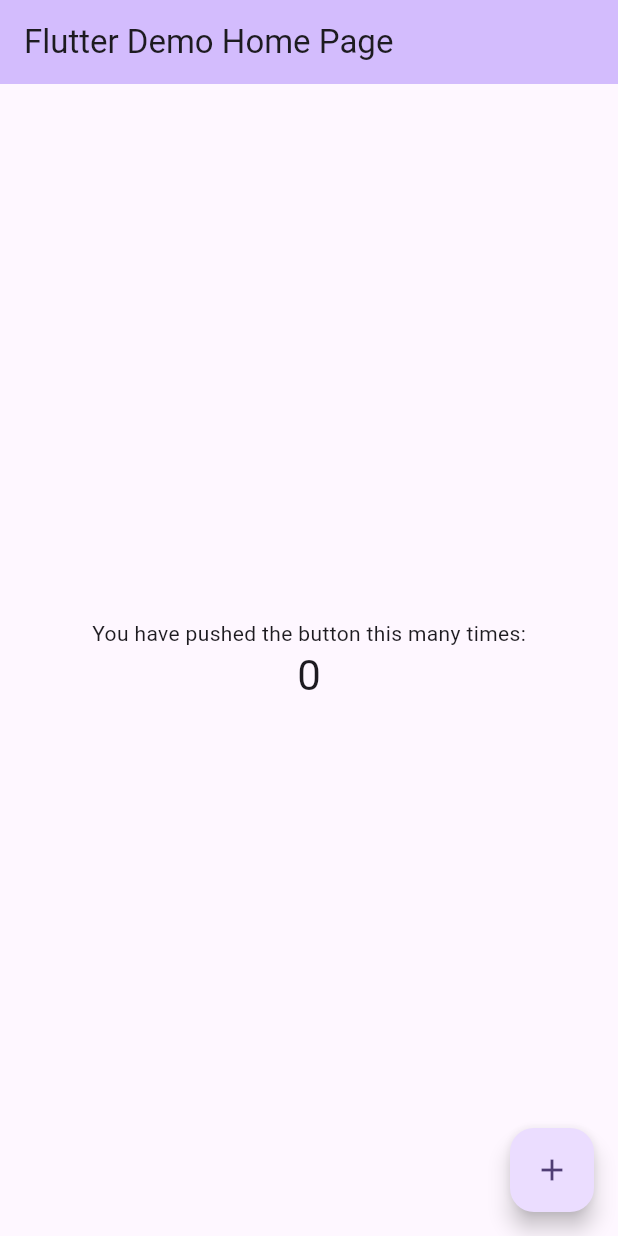
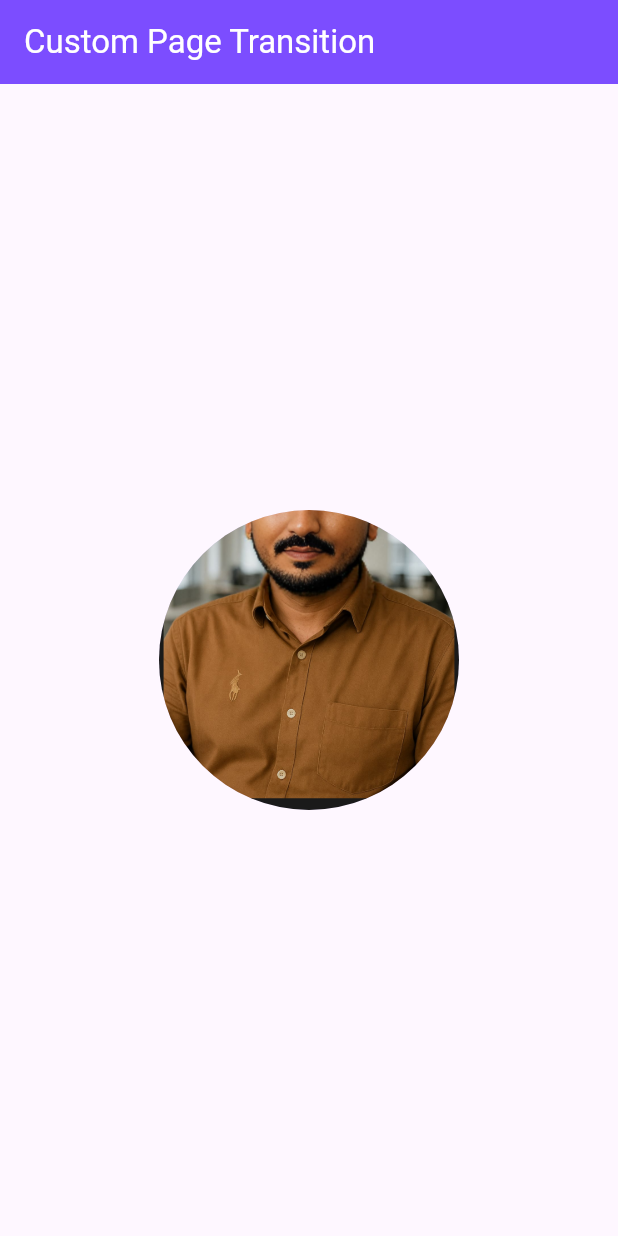
Before and after one commit to Mohsin0700/Cutom_Page_Transition_Flutter, a Flutter app: the screen it shows after launch, on a phone screen of 412 x 824 dp. Run offline on Flutter 3.47's test engine with Material 3 defaults, Android fonts, the light colour scheme and no system bars.

Commit message:
Code updated

```diff
--- a/lib/main.dart
+++ b/lib/main.dart
@@ -1,3 +1,4 @@
+import 'package:custom_page_transition/views/homepage.dart';
 import 'package:flutter/material.dart';
 
 void main() {
@@ -7,116 +8,19 @@ void main() {
 class MyApp extends StatelessWidget {
   const MyApp({super.key});
 
-  // This widget is the root of your application.
   @override
   Widget build(BuildContext context) {
     return MaterialApp(
+      debugShowCheckedModeBanner: false,
       title: 'Flutter Demo',
       theme: ThemeData(
-        // This is the theme of your application.
-        //
-        // TRY THIS: Try running your application with "flutter run". You'll see
-        // the application has a purple toolbar. Then, without quitting the app,
-        // try changing the seedColor in the colorScheme below to Colors.green
-        // and then invoke "hot reload" (save your changes or press the "hot
-        // reload" button in a Flutter-supported IDE, or press "r" if you used
-        // the command line to start the app).
-        //
-        // Notice that the counter didn't reset back to zero; the application
-        // state is not lost during the reload. To reset the state, use hot
-        // restart instead.
-        //
-        // This works for code too, not just values: Most code changes can be
-        // tested with just a hot reload.
+        appBarTheme: AppBarThemeData(
+          backgroundColor: Colors.deepPurpleAccent,
+          foregroundColor: Colors.white,
+        ),
         colorScheme: ColorScheme.fromSeed(seedColor: Colors.deepPurple),
       ),
-      home: const MyHomePage(title: 'Flutter Demo Home Page'),
+      home: const Homepage(),
     );
   }
 }
-
-class MyHomePage extends StatefulWidget {
-  const MyHomePage({super.key, required this.title});
-
-  // This widget is the home page of your application. It is stateful, meaning
-  // that it has a State object (defined below) that contains fields that affect
-  // how it looks.
-
-  // This class is the configuration for the state. It holds the values (in this
-  // case the title) provided by the parent (in this case the App widget) and
-  // used by the build method of the State. Fields in a Widget subclass are
-  // always marked "final".
-
-  final String title;
-
-  @override
-  State<MyHomePage> createState() => _MyHomePageState();
-}
-
-class _MyHomePageState extends State<MyHomePage> {
-  int _counter = 0;
-
-  void _incrementCounter() {
-    setState(() {
-      // This call to setState tells the Flutter framework that something has
-      // changed in this State, which causes it to rerun the build method below
-      // so that the display can reflect the updated values. If we changed
-      // _counter without calling setState(), then the build method would not be
-      // called again, and so nothing would appear to happen.
-      _counter++;
-    });
-  }
-
-  @override
-  Widget build(BuildContext context) {
-    // This method is rerun every time setState is called, for instance as done
-    // by the _incrementCounter method above.
-    //
-    // The Flutter framework has been optimized to make rerunning build methods
-    // fast, so that you can just rebuild anything that needs updating rather
-    // than having to individually change instances of widgets.
-    return Scaffold(
-      appBar: AppBar(
-        // TRY THIS: Try changing the color here to a specific color (to
-        // Colors.amber, perhaps?) and trigger a hot reload to see the AppBar
-        // change color while the other colors stay the same.
-        backgroundColor: Theme.of(context).colorScheme.inversePrimary,
-        // Here we take the value from the MyHomePage object that was created by
-        // the App.build method, and use it to set our appbar title.
-        title: Text(widget.title),
-      ),
-      body: Center(
-        // Center is a layout widget. It takes a single child and positions it
-        // in the middle of the parent.
-        child: Column(
-          // Column is also a layout widget. It takes a list of children and
-          // arranges them vertically. By default, it sizes itself to fit its
-          // children horizontally, and tries to be as tall as its parent.
-          //
-          // Column has various properties to control how it sizes itself and
-          // how it positions its children. Here we use mainAxisAlignment to
-          // center the children vertically; the main axis here is the vertical
-          // axis because Columns are vertical (the cross axis would be
-          // horizontal).
-          //
-          // TRY THIS: Invoke "debug painting" (choose the "Toggle Debug Paint"
-          // action in the IDE, or press "p" in the console), to see the
-          // wireframe for each widget.
-          mainAxisAlignment: MainAxisAlignment.center,
-          children: <Widget>[
-            const Text('You have pushed the button this many times:'),
-            Text(
-              '$_counter',
-              style: Theme.of(context).textTheme.headlineMedium,
-            ),
-          ],
-        ),
-      ),
-      floatingActionButton: FloatingActionButton(
-        onPressed: _incrementCounter,
-        tooltip: 'Increment',
-        child: const Icon(Icons.add),
-      ), // This trailing comma makes auto-formatting nicer for build methods.
-    );
-  }
-}
--- /dev/null
+++ b/lib/views/homepage.dart
@@ -0,0 +1,28 @@
+import 'package:custom_page_transition/views/logo_screen.dart';
+import 'package:flutter/material.dart';
+
+class Homepage extends StatelessWidget {
+  const Homepage({super.key});
+
+  @override
+  Widget build(BuildContext context) {
+    return Scaffold(
+      appBar: AppBar(title: const Text('Custom Page Transition')),
+      body: Center(
+        child: GestureDetector(
+          onTap: () => Navigator.push(
+            context,
+            MaterialPageRoute(builder: (c) => LogoScreen()),
+          ),
+          child: Hero(
+            tag: 'mohsin',
+            child: CircleAvatar(
+              radius: 100,
+              backgroundImage: AssetImage('assets/images/m.png'),
+            ),
+          ),
+        ),
+      ),
+    );
+  }
+}
```
Also changed, not shown: lib/views/logo_screen.dart (added, +38 -0 lines), pubspec.yaml (+3 -4 lines), assets/images/m.png (added).
